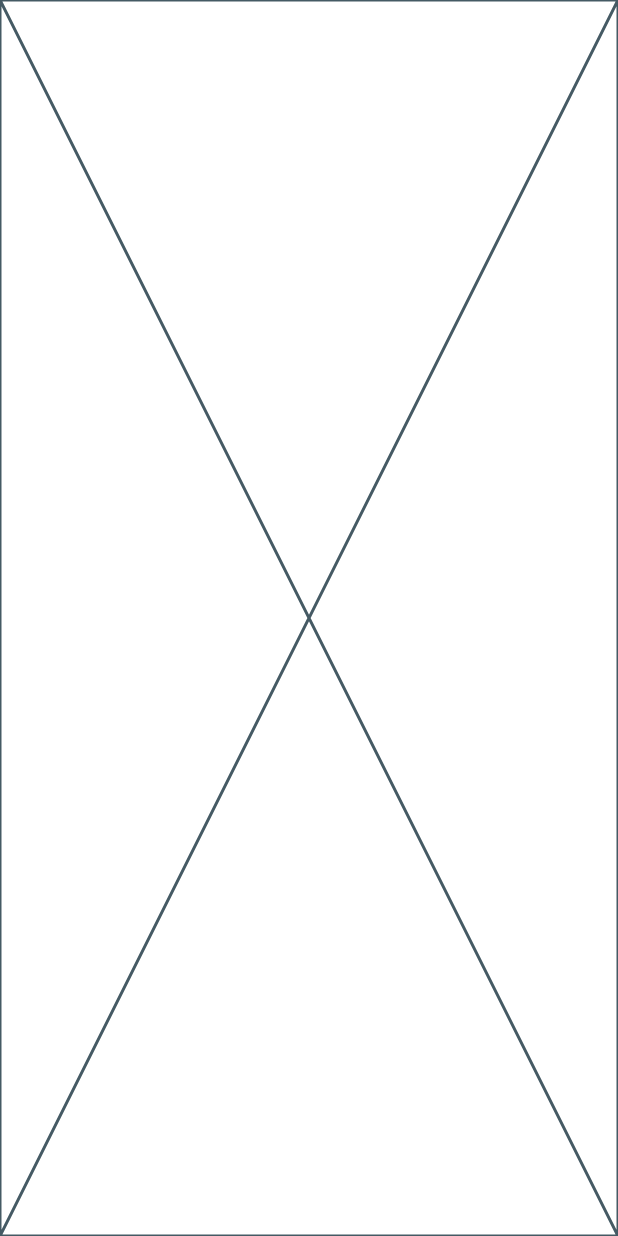
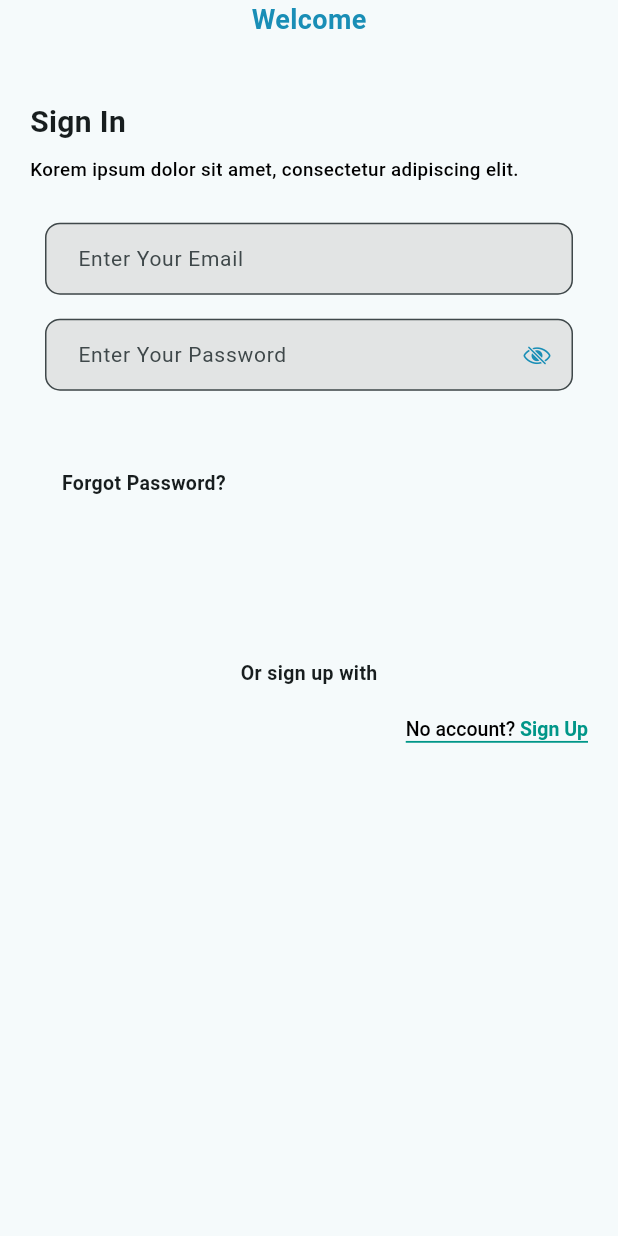
Before and after one commit to ericatsu/mobile_doctor_booking, a Flutter app: the screen it shows after launch, on a phone screen of 412 x 824 dp. Run offline on Flutter 3.47's test engine with Material 2 defaults, Android fonts, the light colour scheme and no system bars; our stand-ins replace get.

Commit message:
✨ Sign In

```diff
--- a/lib/screens/auth/sign_in_page.dart
+++ b/lib/screens/auth/sign_in_page.dart
@@ -1,4 +1,8 @@
+import 'package:flutter/cupertino.dart';
 import 'package:flutter/material.dart';
+import 'package:mobile_doctor_booking/screens/auth/widgets/greetings.dart';
+
+import '../../shared/exports.dart';
 
 class SignInPage extends StatefulWidget {
   const SignInPage({super.key});
@@ -8,8 +12,160 @@ class SignInPage extends StatefulWidget {
 }
 
 class _SignInPageState extends State<SignInPage> {
+  final _formKey = GlobalKey<FormState>();
+
+  final _emailController = TextEditingController();
+  final _passwordController = TextEditingController();
+
+  // Future signIn() async {
+  //   await FirebaseAuth.instance.signInWithEmailAndPassword(
+  //     email: _emailController.text.trim(),
+  //     password: _passwordController.text.trim());
+  // }
+
+  @override
+  void dispose() {
+    super.dispose();
+    _emailController.dispose();
+    _passwordController.dispose();
+  }
+
   @override
   Widget build(BuildContext context) {
-    return const Placeholder();
+    final mediaQuery = SizeQuery(context);
+    return SafeArea(
+      child: Scaffold(
+        body: Padding(
+          padding: const EdgeInsets.symmetric(horizontal: 20),
+          child: Column(
+            crossAxisAlignment: CrossAxisAlignment.center,
+            children: [
+              const Text(
+                "Welcome",
+                style: TextStyle(
+                    color: Palette.kPrimaryColor,
+                    fontSize: 18,
+                    fontWeight: FontWeight.w700),
+              ),
+              SizedBox(
+                height: mediaQuery.height * 0.05,
+              ),
+              const Greetings(
+                greeting: 'Korem ipsum dolor sit amet, consectetur adipiscing elit.',
+                type: 'Sign In',
+              ),
+              Form(
+                key: _formKey,
+                child: Padding(
+                  padding: const EdgeInsets.all(10.0),
+                  child: Column(
+                    crossAxisAlignment: CrossAxisAlignment.center,
+                    children: [
+                      const SizedBox(height: 16.0),
+                      AuthTextFormField(
+                        controller: _emailController,
+                        validator: (value) => Validator.validateEmail(
+                          email: value,
+                        ),
+                        hint: 'Enter Your Email',
+                      ),
+                      const SizedBox(height: 16.0),
+                      AuthTextFormField(
+                        obscureText: true,
+                        controller: _passwordController,
+                        validator: (value) => Validator.validatePassword(
+                          password: value,
+                        ),
+                        hint: 'Enter Your Password',
+                        sIcon: CupertinoIcons.eye_slash,
+                      ),
+                      SizedBox(
+                        height: mediaQuery.height * 0.045,
+                      ),
+                      SizedBox(
+                        height: mediaQuery.height * 0.06,
+                        width: mediaQuery.width * 0.8,
+                        child: Row(
+                          mainAxisAlignment: MainAxisAlignment.spaceBetween,
+                          children: [
+                            InkWell(
+                              onTap: () {},
+                              child: const Text(
+                                'Forgot Password?',
+                                style: TextStyle(
+                                  fontSize: 13,
+                                  fontWeight: FontWeight.bold,
+                                ),
+                              ),
+                            ),
+                            // BoxButton(
+                            //   image: Images.rightarrow,
+                            //   onTap: (){
+                            //     // signIn();
+                            //   },
+                            // ),
+                          ],
+                        ),
+                      )
+                    ],
+                  ),
+                ),
+              ),
+              SizedBox(
+                height: mediaQuery.height * 0.1,
+              ),
+              const Align(
+                alignment: Alignment.center,
+                child: Text(
+                  'Or sign up with',
+                  style: TextStyle(
+                    fontSize: 13,
+                    fontWeight: FontWeight.bold,
+                  ),
+                ),
+              ),
+              SizedBox(
+                height: mediaQuery.height * 0.025,
+              ),
+              InUpWidget(
+                link: 'Sign Up',
+                normal: 'No account',
+                onTap: () {
+                  Get.to(
+                    const SignUpPage(),
+                  );
+                },
+              ),
+              Align(
+                alignment: Alignment.center,
+                child: SizedBox(
+                    height: mediaQuery.height * 0.06,
+                    width: mediaQuery.width * 0.8,
+                    child: const Row(
+                        mainAxisAlignment: MainAxisAlignment.spaceEvenly,
+                        children: [
+                          // BoxButton(
+                          //   image: Images.google,
+                          //   onTap: () {},
+                          // ),
+                          // BoxButton(
+                          //   image: Images.twitter,
+                          //   onTap: () {},
+                          // ),
+                          // BoxButton(
+                          //   image: Images.apple,
+                          //   onTap: () {},
+                          // ),
+                          // BoxButton(
+                          //   image: Images.github,
+                          //   onTap: () {},
+                          // ),
+                        ])),
+              ),
+            ],
+          ),
+        ),
+      ),
+    );
   }
 }
--- /dev/null
+++ b/lib/screens/auth/sign_up_page.dart
@@ -0,0 +1,15 @@
+import 'package:flutter/material.dart';
+
+class SignUpPage extends StatefulWidget {
+  const SignUpPage({super.key});
+
+  @override
+  State<SignUpPage> createState() => _SignUpPageState();
+}
+
+class _SignUpPageState extends State<SignUpPage> {
+  @override
+  Widget build(BuildContext context) {
+    return const Placeholder();
+  }
+}
--- /dev/null
+++ b/lib/screens/auth/widgets/auth_textfield.dart
@@ -0,0 +1,53 @@
+import 'package:flutter/material.dart';
+
+class AuthTextFormField extends StatelessWidget {
+  final String hint;
+  final TextEditingController? controller;
+  final bool obscureText;
+  final FormFieldValidator<String>? validator;
+  final IconData? sIcon;
+
+  const AuthTextFormField({
+    super.key,
+    this.controller,
+    this.obscureText = false,
+    this.validator,
+    focusNode,
+    required this.hint,
+    this.sIcon,
+  });
+
+  @override
+  Widget build(BuildContext context) {
+    return Material(
+      color: Colors.transparent,
+      borderOnForeground: false,
+      child: TextFormField(
+        controller: controller,
+        obscureText: obscureText,
+        cursorColor: Colors.black,
+        obscuringCharacter: '*',
+        decoration: InputDecoration(
+          fillColor: const Color.fromARGB(171, 217, 217, 217),
+          filled: true,
+          hintText: hint,
+          hintStyle: const TextStyle(fontSize: 14, fontWeight: FontWeight.w400),
+          suffixIcon: sIcon != null
+              ? Icon(
+                  sIcon,
+                  size: 18,
+                )
+              : null,
+          suffixIconColor: const Color(0xFF198EB6),
+          contentPadding:
+              const EdgeInsets.symmetric(horizontal: 18, vertical: 3),
+          border: OutlineInputBorder(
+              borderRadius: BorderRadius.circular(10),
+              borderSide:
+                  const BorderSide(color: Color.fromARGB(199, 158, 158, 158))),
+        ),
+        validator: validator,
+      ),
+    );
+  }
+}
--- /dev/null
+++ b/lib/screens/auth/widgets/greetings.dart
@@ -0,0 +1,43 @@
+import 'package:flutter/material.dart';
+import 'package:mobile_doctor_booking/shared/exports.dart';
+
+class Greetings extends StatelessWidget {
+  final String type;
+  final String greeting;
+  const Greetings({super.key, required this.type, required this.greeting});
+
+  @override
+  Widget build(BuildContext context) {
+    final mediaQuery = SizeQuery(context);
+
+    return Align(
+      alignment: Alignment.centerLeft,
+      child: Column(
+        crossAxisAlignment: CrossAxisAlignment.start,
+        children: [
+          Text(
+            type,
+            style: TextStyle(
+              fontSize: 20,
+              fontWeight: FontWeight.bold,
+            ),
+          ),
+          SizedBox(
+            height: mediaQuery.height * 0.01,
+          ),
+          SizedBox(
+            width: mediaQuery.width * 0.8,
+            child: Text(
+              greeting,
+              style: const TextStyle(
+                fontSize: 12.5,
+                color: Colors.black,
+                fontWeight: FontWeight.w500,
+              ),
+            ),
+          ),
+        ],
+      ),
+    );
+  }
+}
--- /dev/null
+++ b/lib/screens/auth/widgets/in_up_widget.dart
@@ -0,0 +1,43 @@
+import 'package:flutter/gestures.dart';
+import 'package:flutter/material.dart';
+
+class InUpWidget extends StatelessWidget {
+  final String normal;
+  final String link;
+  final VoidCallback onTap;
+  const InUpWidget(
+      {super.key,
+      required this.normal,
+      required this.link,
+      required this.onTap});
+
+  @override
+  Widget build(BuildContext context) {
+    return Align(
+      alignment: Alignment.centerRight,
+      child: Container(
+        decoration:  const BoxDecoration(
+          border: Border(bottom: BorderSide(color: Colors.teal, width: 1.2)),
+        ),
+        child: RichText(
+          text: TextSpan(
+            text: '$normal? ',
+            style: const TextStyle(
+                fontSize: 13,
+                fontWeight: FontWeight.w500,
+                color: Colors.black),
+            children: [
+              TextSpan(
+                  text: link,
+                  style: const TextStyle(
+                      fontSize: 13,
+                      fontWeight: FontWeight.bold,
+                      color: Colors.teal),
+                  recognizer: TapGestureRecognizer()..onTap = onTap),
+            ],
+          ),
+        ),
+      ),
+    );
+  }
+}
--- a/lib/shared/exports.dart
+++ b/lib/shared/exports.dart
@@ -3,8 +3,13 @@ export 'package:get/get.dart';
 
 //shared
 export 'package:mobile_doctor_booking/shared/constants.dart';
+export 'package:mobile_doctor_booking/shared/vadilators.dart';
 
 //screens
 export 'package:mobile_doctor_booking/screens/auth/sign_in_page.dart';
 export 'package:mobile_doctor_booking/screens/home_screen.dart';
 export 'package:mobile_doctor_booking/shared/splash_screen.dart';
+
+export 'package:mobile_doctor_booking/screens/auth/sign_up_page.dart';
+export 'package:mobile_doctor_booking/screens/auth/widgets/auth_textfield.dart';
+export 'package:mobile_doctor_booking/screens/auth/widgets/in_up_widget.dart';
```
Also changed, not shown: lib/shared/splash_screen.dart (+6 -6 lines).
